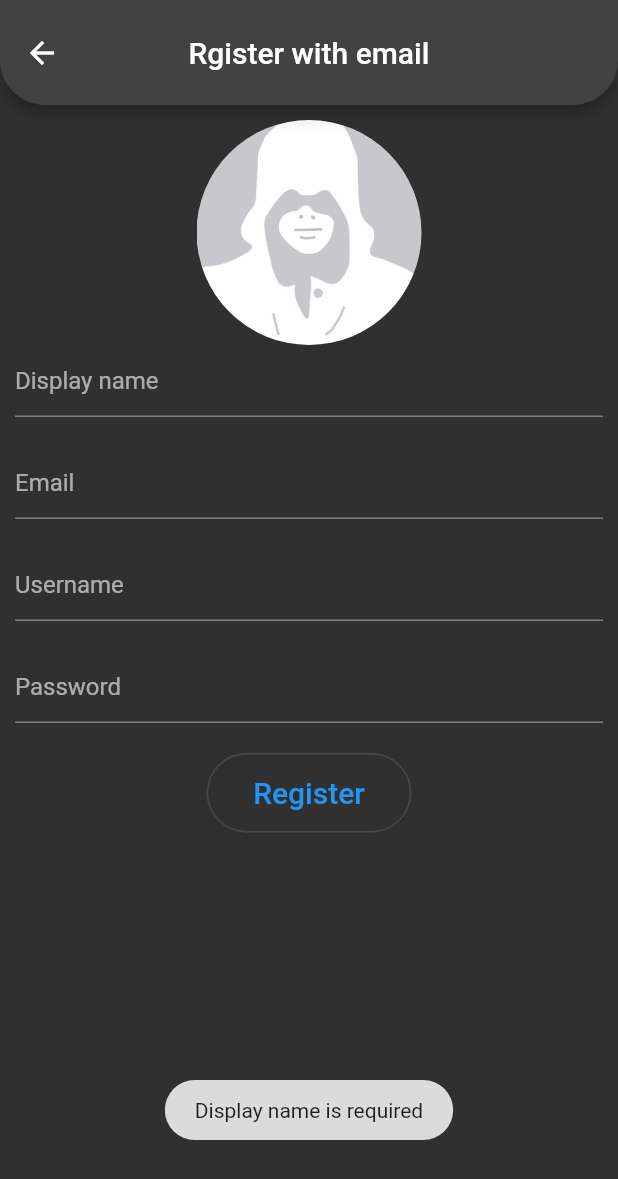
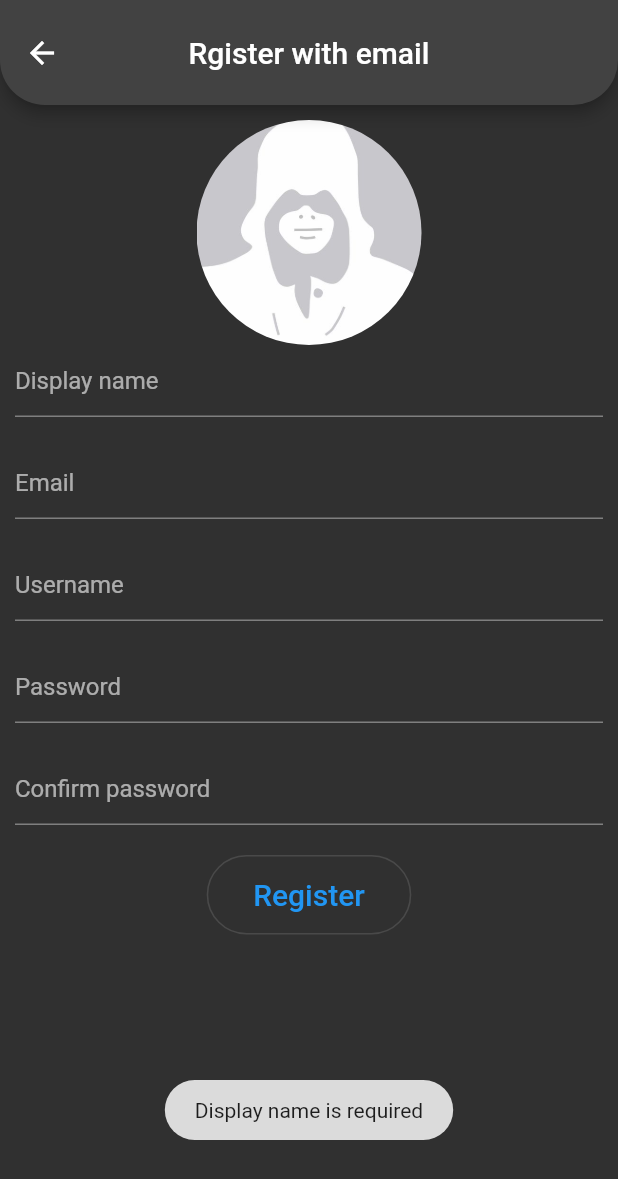
Before and after one commit to abdelazizrashed/Howdy-Encrypted-Messaging, a Flutter app: the RegisterWithEmailPage screen opened by its route, after a tap on "Register", on a phone screen of 412 x 824 dp. Shown: the top 1179 px of the screen. Run offline on Flutter 3.47's test engine with Material 2 defaults, Android fonts, the phone set to English and light mode, and no system bars; our stand-ins replace cloud_firestore, file_picker, firebase_auth, firebase_core, firebase_storage, fluttericon and 5 more; accounts and stored records are empty.

Commit message:
Modify register functionality

```diff
--- a/lib/features/auth/ui/pages/add_username_page.dart
+++ b/lib/features/auth/ui/pages/add_username_page.dart
@@ -42,7 +42,7 @@ class AddUsernamePage extends StatelessWidget {
                 if (usernameController.text.isEmpty) {
                   Fluttertoast.showToast(msg: "username is empty");
                 } else {
-                  var exists = await UserServices.checkIfUserExists(
+                  var exists = await UserServices.checkIfUsernameExists(
                       usernameController.text);
                   if (exists) {
                     Fluttertoast.showToast(msg: "username already exists");
--- a/lib/features/auth/ui/pages/auth_options_page.dart
+++ b/lib/features/auth/ui/pages/auth_options_page.dart
@@ -1,5 +1,7 @@
 import 'package:cloud_firestore/cloud_firestore.dart';
 import 'package:flutter/material.dart';
+
+import '../../services/services.dart';
 
 class AuthOptionsPage extends StatelessWidget {
   const AuthOptionsPage({Key? key}) : super(key: key);
@@ -54,8 +56,8 @@ class AuthOptionsPage extends StatelessWidget {
                 ),
               ),
             ),
-            onPressed: () {
-              Navigator.of(context).pushNamed("/signup-options");
+            onPressed: () async {
+
             },
             child: const Padding(
               padding: EdgeInsets.only(
--- a/lib/features/auth/ui/pages/pages.dart
+++ b/lib/features/auth/ui/pages/pages.dart
@@ -3,3 +3,4 @@ export 'signup_options_page.dart';
 export 'login_options_page.dart';
 export 'add_phone_number_page.dart';
 export 'add_username_page.dart';
+export "register_with_email.dart";
--- a/lib/features/auth/ui/pages/register_with_email.dart
+++ b/lib/features/auth/ui/pages/register_with_email.dart
@@ -22,6 +22,7 @@ class _RegisterWithEmailPageState extends State<RegisterWithEmailPage> {
     TextEditingController emailController = TextEditingController();
     TextEditingController usernameController = TextEditingController();
     TextEditingController passwordController = TextEditingController();
+    TextEditingController confirmPasswordController = TextEditingController();
     return Scaffold(
       appBar: AppBar(
         title: const Text("Rgister with email"),
@@ -85,8 +86,18 @@ class _RegisterWithEmailPageState extends State<RegisterWithEmailPage> {
                       height: 20,
                     ),
                     TextField(
+                      obscureText: true,
                       controller: passwordController,
                       decoration: const InputDecoration(hintText: "Password"),
+                    ),
+                    const SizedBox(
+                      height: 20,
+                    ),
+                    TextField(
+                      obscureText: true,
+                      controller: confirmPasswordController,
+                      decoration:
+                          const InputDecoration(hintText: "Confirm password"),
                     ),
                     const SizedBox(
                       height: 20,
@@ -106,7 +117,7 @@ class _RegisterWithEmailPageState extends State<RegisterWithEmailPage> {
                           Fluttertoast.showToast(msg: "Username is required");
                           return;
                         }
-                        var exists = await UserServices.checkIfUserExists(
+                        var exists = await UserServices.checkIfUsernameExists(
                             usernameController.text);
                         if (exists) {
                           Fluttertoast.showToast(
@@ -118,8 +129,18 @@ class _RegisterWithEmailPageState extends State<RegisterWithEmailPage> {
                           Fluttertoast.showToast(msg: "Password is required");
                           return;
                         }
+                        if (confirmPasswordController.text.isEmpty) {
+                          Fluttertoast.showToast(msg: "You need to confirm the password");
+                          return;
+                        }
                         if (!isPasswordStrongEnough(passwordController.text)) {
                           Fluttertoast.showToast(msg: "The password is weak");
+                          return;
+                        }
+                        if (passwordController.text !=
+                            confirmPasswordController.text) {
+                          Fluttertoast.showToast(msg: "Password is wrong");
+                          return;
                         }
                         setState(() {
                           isLoading = true;
--- a/lib/main.dart
+++ b/lib/main.dart
@@ -1,15 +1,14 @@
 import 'package:firebase_core/firebase_core.dart';
 import 'package:flutter/material.dart';
 import 'package:howdy/core/utilities/utilities.dart';
+import 'package:howdy/features/auth/services/services.dart';
 import 'package:howdy/route_generator.dart';
 
 void main() async {
   WidgetsFlutterBinding.ensureInitialized();
   await Firebase.initializeApp();
-  // var snapeshot = FirebaseFirestore.instance.collection("Users").snapshots();
-  // print(snapeshot);
   bool isLoggedIn = false;
-  isLoggedIn = await isUserLoggedIn();
+  // isLoggedIn = await isUserLoggedIn();
   runApp(MyApp(
     isLoggedIn: isLoggedIn,
   ));
--- a/lib/route_generator.dart
+++ b/lib/route_generator.dart
@@ -1,7 +1,6 @@
 import 'package:firebase_auth/firebase_auth.dart';
 import 'package:flutter/material.dart';
 import 'package:howdy/features/auth/ui/pages/pages.dart';
-import 'package:howdy/features/auth/ui/pages/register_with_email.dart';
 import 'package:howdy/features/chats/ui/pages/pages.dart';
 
 class RouteGenerator {
@@ -28,5 +27,6 @@ class RouteGenerator {
       default:
         return MaterialPageRoute(builder: (_) => const HomePage());
     }
+    // throw Exception("No Route");
   }
 }
```
Also changed, not shown: lib/features/auth/services/user_services.dart (+10 -6 lines).
